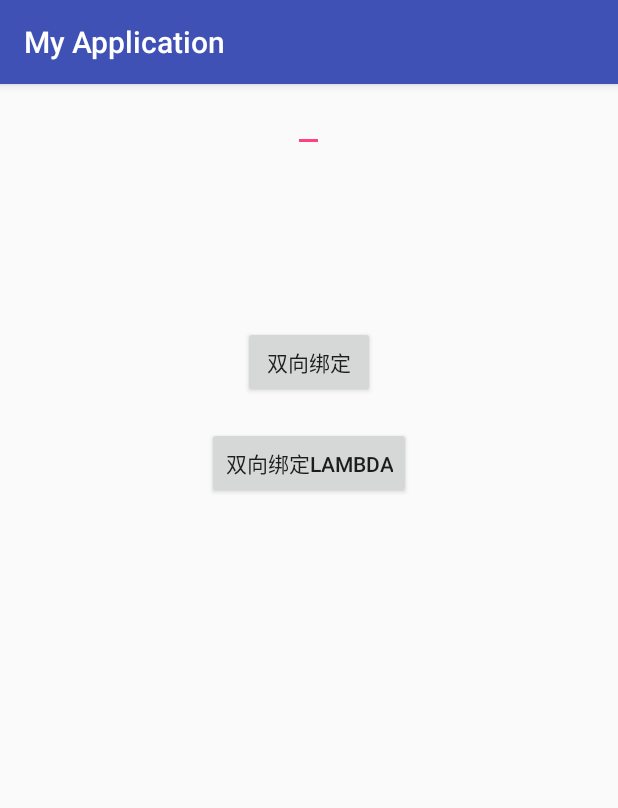
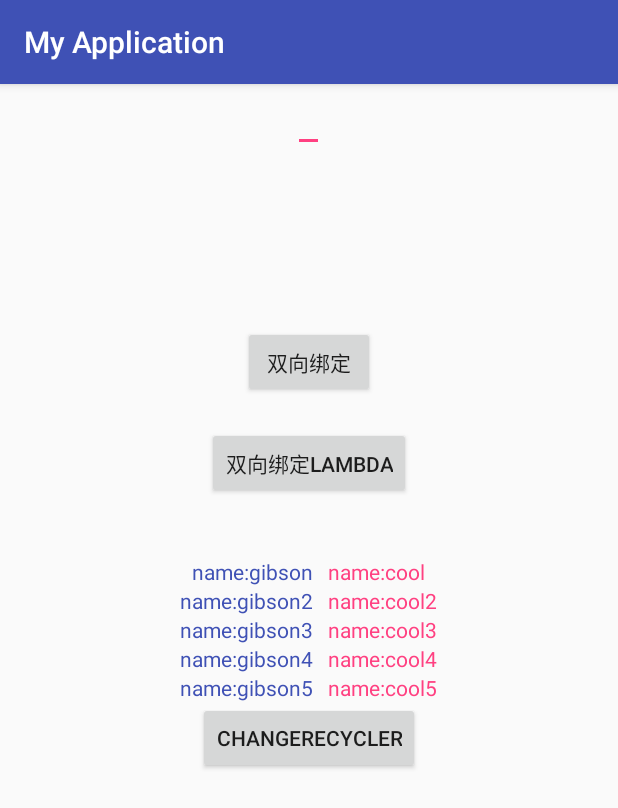
Before and after one commit to GibsonCool/python_Basis, an Android app: the screen it shows after launch (MainActivity), on a phone screen of 412 x 824 dp. Shown: the top 808 px of the screen. Run offline under Robolectric (Android 15) with nearby library versions, the phone set to English and light mode, and no system bars; our stand-ins replace data binding; 1 statement that could not run was skipped.

Commit message:
Kotlin + DataBinding + RecyclerView

```diff
--- a/KotlinBindingDemo/src/main/java/com/example/kotlinbindingdemo/MainActivity.kt
+++ b/KotlinBindingDemo/src/main/java/com/example/kotlinbindingdemo/MainActivity.kt
@@ -6,6 +6,7 @@ import android.databinding.ObservableBoolean
 import android.databinding.ObservableField
 import android.os.Bundle
 import android.support.v7.app.AppCompatActivity
+import android.support.v7.widget.LinearLayoutManager
 import android.util.Log
 import android.view.View
 import android.widget.TextView
@@ -14,6 +15,7 @@ import com.example.kotlinbindingdemo.databinding.ActivityMainBinding
 
 class MainActivity : AppCompatActivity() {
     var binding: ActivityMainBinding? = null
+    var list:MutableList<User>? = null
     override fun onCreate(savedInstanceState: Bundle?) {
         super.onCreate(savedInstanceState)
         binding = DataBindingUtil.setContentView(this, R.layout.activity_main)
@@ -22,6 +24,17 @@ class MainActivity : AppCompatActivity() {
         binding?.imgInfo = ImageInfo(ObservableBoolean(true), ObservableField("s"))
         binding?.viewSubbb?.viewStub?.inflate()
         binding?.presenter = Presenter()
+
+        binding?.recyclerView?.layoutManager = LinearLayoutManager(this)
+        list = mutableListOf<User>(
+                User("gibson", "cool", 22),
+                User("gibson2", "cool2", 22),
+                User("gibson3", "cool3", 322),
+                User("gibson4", "cool4", 422),
+                User("gibson5", "cool5", 252)
+        )
+        binding?.recyclerView?.adapter = MyAdapter(list!!)
+
 
     }
 
@@ -44,6 +57,11 @@ class MainActivity : AppCompatActivity() {
             info.tag.set(!info.tag.get())
         }
 
+        fun changeRecycler() {
+            Toast.makeText(binding?.root?.context, "sdsd", Toast.LENGTH_SHORT).show()
+            list?.get(0)?.firstName="sdsd"
+            binding?.recyclerView?.adapter?.notifyDataSetChanged()
+        }
     }
 }
 
@@ -51,5 +69,5 @@ class MainActivity : AppCompatActivity() {
 @BindingAdapter("app:url")
 fun changeInfoByBindingAdapter(view: TextView, info: String) {
     Log.e("cxxinfo", "changeImgByBindingAdapter   info:$info")
-    view.text =  info
+    view.text = info
 }
--- /dev/null
+++ b/KotlinBindingDemo/src/main/java/com/example/kotlinbindingdemo/MyAdapter.kt
@@ -0,0 +1,34 @@
+package com.example.kotlinbindingdemo
+
+import android.databinding.DataBindingUtil
+import android.support.v7.widget.RecyclerView
+import android.view.LayoutInflater
+import android.view.ViewGroup
+import android.widget.Toast
+import com.example.kotlinbindingdemo.databinding.ItemRecyclerViewBinding
+
+class MyAdapter(val mDatas: List<User>) : RecyclerView.Adapter<MyAdapter.ViewHolder>() {
+    override fun onCreateViewHolder(p0: ViewGroup, p1: Int): ViewHolder {
+        val binding: ItemRecyclerViewBinding = DataBindingUtil.inflate(LayoutInflater.from(p0.context), R.layout.item_recycler_view, p0, false)
+        return ViewHolder(binding)
+    }
+
+    override fun getItemCount(): Int = mDatas.size
+
+    override fun onBindViewHolder(p0: ViewHolder, p1: Int) {
+        p0.bind(mDatas[p1])
+    }
+
+    class ViewHolder(val binding: ItemRecyclerViewBinding) : RecyclerView.ViewHolder(binding.root) {
+        fun bind(user: User) {
+            binding.user = user
+            binding.rcPresenter = RcPresenter(binding)
+        }
+    }
+
+    class RcPresenter(val binding: ItemRecyclerViewBinding) {
+        fun onItemClick(user: User): Unit {
+            Toast.makeText(binding.root.context, "name: " + user.firstName + "--" + user.lastName + "\tage: " + user.age, Toast.LENGTH_SHORT).show();
+        }
+    }
+}
--- a/KotlinBindingDemo/src/main/res/layout/activity_main.xml
+++ b/KotlinBindingDemo/src/main/res/layout/activity_main.xml
@@ -1,20 +1,23 @@
 <?xml version="1.0" encoding="utf-8"?>
 
 <layout xmlns:android="http://schemas.android.com/apk/res/android"
-		xmlns:tools="http://schemas.android.com/tools"
-		xmlns:app="http://schemas.android.com/apk/res-auto">
+		xmlns:app="http://schemas.android.com/apk/res-auto"
+		xmlns:tools="http://schemas.android.com/tools">
 
 	<data>
 
 		<variable
 			name="user"
 			type="com.example.kotlinbindingdemo.User"></variable>
+
 		<variable
 			name="userOb"
 			type="com.example.kotlinbindingdemo.UserObservable"></variable>
+
 		<variable
 			name="imgInfo"
 			type="com.example.kotlinbindingdemo.ImageInfo"></variable>
+
 		<variable
 			name="presenter"
 			type="com.example.kotlinbindingdemo.MainActivity.Presenter"></variable>
@@ -29,9 +32,9 @@
 		tools:context=".MainActivity">
 
 		<EditText
-			android:onTextChanged="@{presenter::textChange}"
 			android:layout_width="wrap_content"
-			android:layout_height="wrap_content"/>
+			android:layout_height="wrap_content"
+			android:onTextChanged="@{presenter::textChange}"/>
 
 		<TextView
 			android:layout_width="wrap_content"
@@ -50,11 +53,13 @@
 
 		<ViewStub
 			android:id="@+id/view_subbb"
-			android:layout="@layout/view_sub"
 			android:layout_width="wrap_content"
-			android:layout_height="wrap_content"/>
+			android:layout_height="wrap_content"
+			android:layout="@layout/view_sub"/>
 
-		<include layout="@layout/view_include" app:user="@{user}"></include>
+		<include
+			layout="@layout/view_include"
+			app:user="@{user}"></include>
 
 		<Button
 			android:layout_width="wrap_content"
@@ -86,8 +91,17 @@
 			app:url="@{`BindingAdapter`+imgInfo.url.get()}"
 			/>
 
+		<android.support.v7.widget.RecyclerView
+			android:id="@+id/recycler_view"
+			android:layout_width="match_parent"
+			android:layout_height="wrap_content"></android.support.v7.widget.RecyclerView>
 
 
+		<Button
+			android:layout_width="wrap_content"
+			android:layout_height="wrap_content"
+			android:onClick="@{()->presenter.changeRecycler()}"
+			android:text="changeRecycler"/>
 	</LinearLayout>
 
 </layout>
--- /dev/null
+++ b/KotlinBindingDemo/src/main/res/layout/item_recycler_view.xml
@@ -0,0 +1,38 @@
+<?xml version="1.0" encoding="utf-8"?>
+<layout xmlns:android="http://schemas.android.com/apk/res/android">
+
+	<data>
+
+		<variable
+			name="user"
+			type="com.example.kotlinbindingdemo.User"></variable>
+
+		<variable
+			name="rcPresenter"
+			type="com.example.kotlinbindingdemo.MyAdapter.RcPresenter"></variable>
+
+	</data>
+
+
+	<LinearLayout
+		android:layout_width="match_parent"
+		android:layout_height="wrap_content"
+		android:gravity="center"
+		android:onClick="@{()->rcPresenter.onItemClick(user)}"
+		android:orientation="horizontal">
+
+		<TextView
+			android:layout_width="wrap_content"
+			android:layout_height="wrap_content"
+			android:text="@{`name:`+user.firstName}"
+			android:textColor="@color/colorPrimary"/>
+
+		<TextView
+			android:layout_width="wrap_content"
+			android:layout_height="wrap_content"
+			android:layout_marginLeft="10dp"
+			android:text="@{`name:`+user.lastName}"
+			android:textColor="@color/colorAccent"/>
+	</LinearLayout>
+
+</layout>
```
